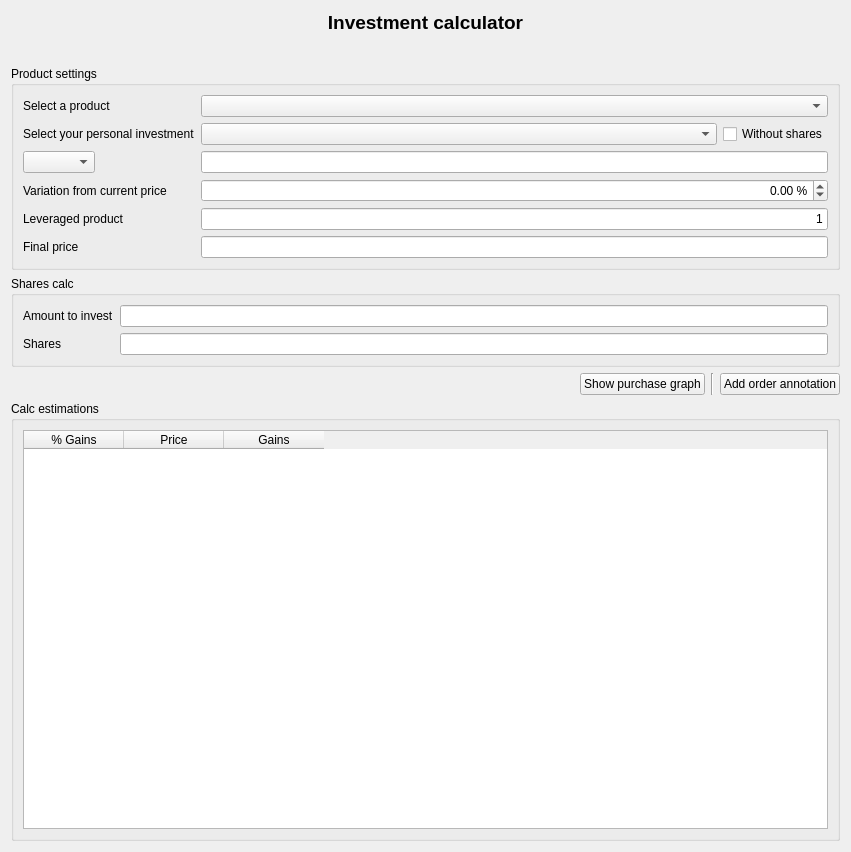
Before: the Qt Designer form xulpymoney/ui/wdgCalculator.ui in turulomio/xulpymoney, drawn with Qt 5.
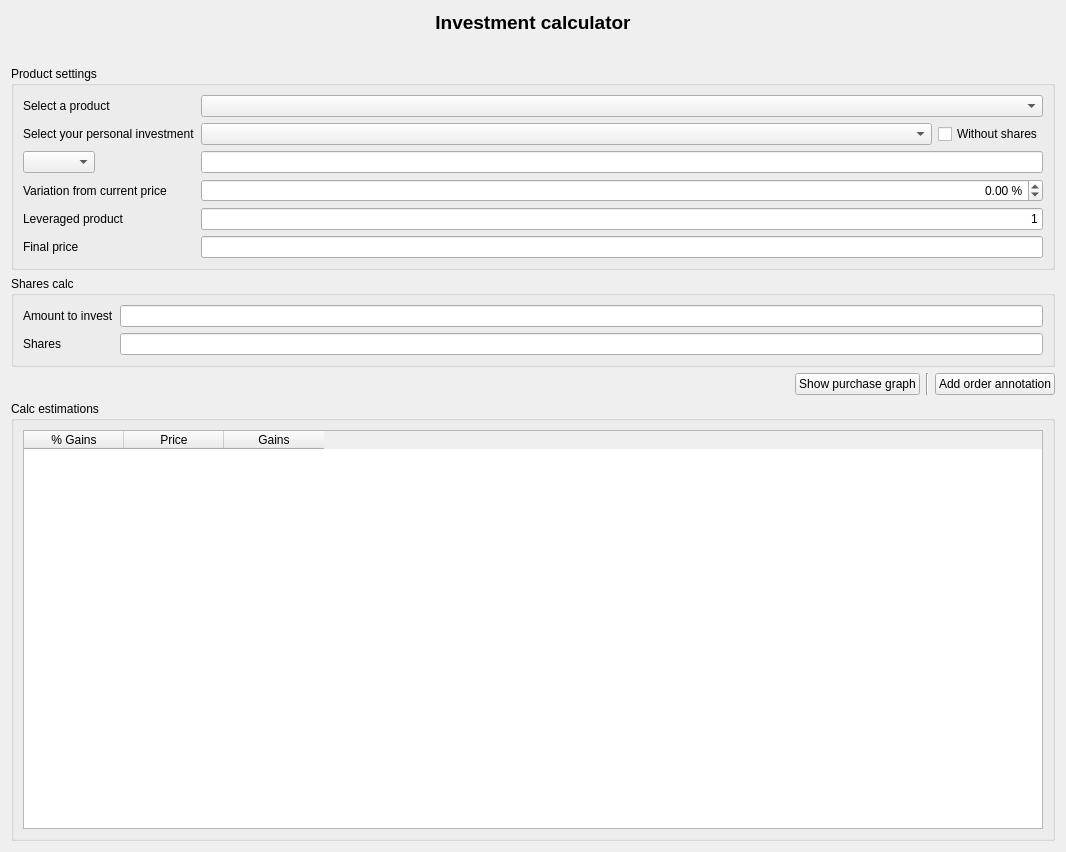
After: the same form once the commit is applied. Icons and pictures are not drawn. Custom widgets are drawn as their Qt base class.

The edit to the form file:
```diff
--- a/xulpymoney/ui/wdgCalculator.ui
+++ b/xulpymoney/ui/wdgCalculator.ui
@@ -6,7 +6,7 @@
    <rect>
     <x>0</x>
     <y>0</y>
-    <width>851</width>
+    <width>1066</width>
     <height>852</height>
    </rect>
   </property>
@@ -102,6 +102,9 @@
               <verstretch>0</verstretch>
              </sizepolicy>
             </property>
+            <property name="sizeAdjustPolicy">
+             <enum>QComboBox::AdjustToContents</enum>
+            </property>
            </widget>
           </item>
           <item row="1" column="0">
@@ -210,6 +213,9 @@
                 <verstretch>0</verstretch>
                </sizepolicy>
               </property>
+              <property name="sizeAdjustPolicy">
+               <enum>QComboBox::AdjustToContents</enum>
+              </property>
              </widget>
             </item>
             <item>
```
